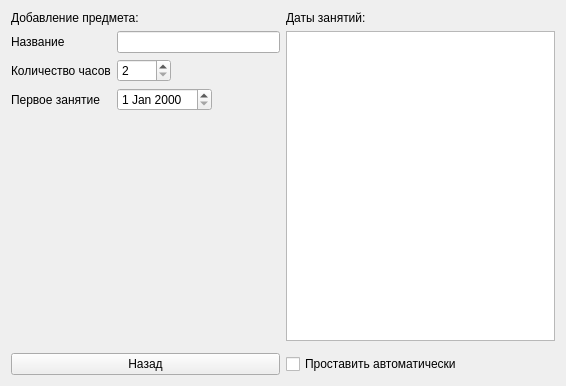
The window that EditSubject.ui (sarum9in/Schedule) describes before a commit, drawn with Qt 5.
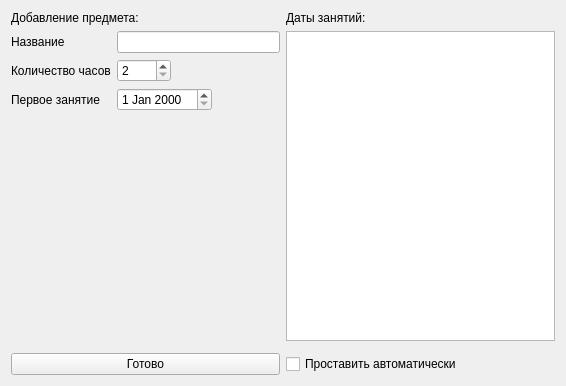
The same window after the commit.

```diff
--- a/EditSubject.ui
+++ b/EditSubject.ui
@@ -78,7 +78,7 @@
    <item row="3" column="0">
     <widget class="QPushButton" name="backwardButton">
      <property name="text">
-      <string>Назад</string>
+      <string>Готово</string>
      </property>
     </widget>
    </item>
```
